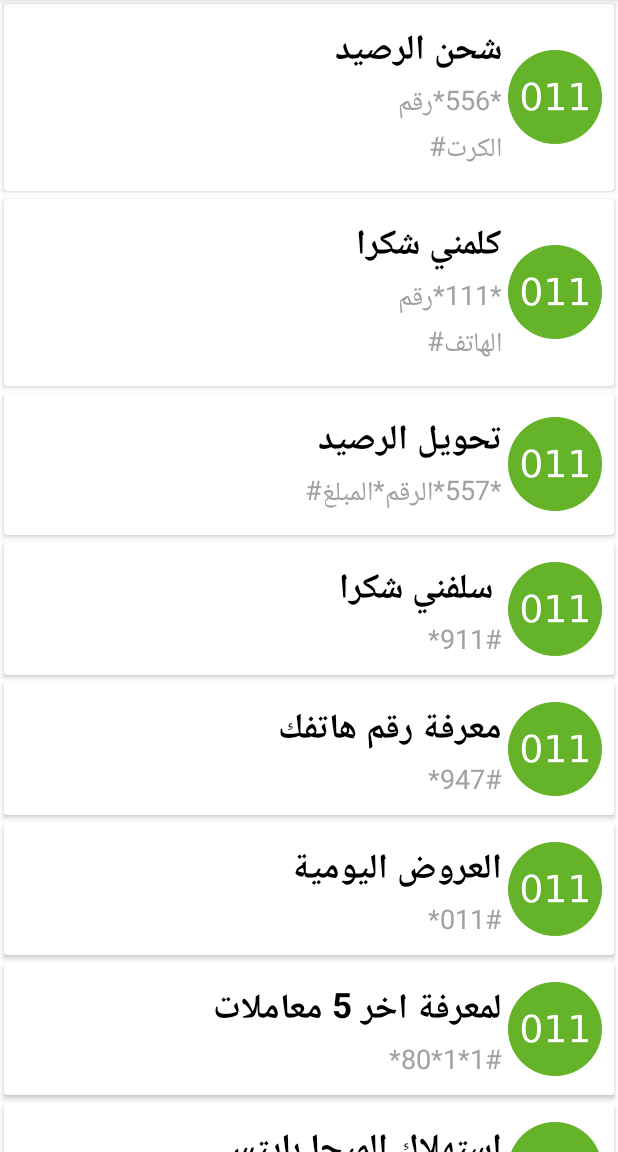
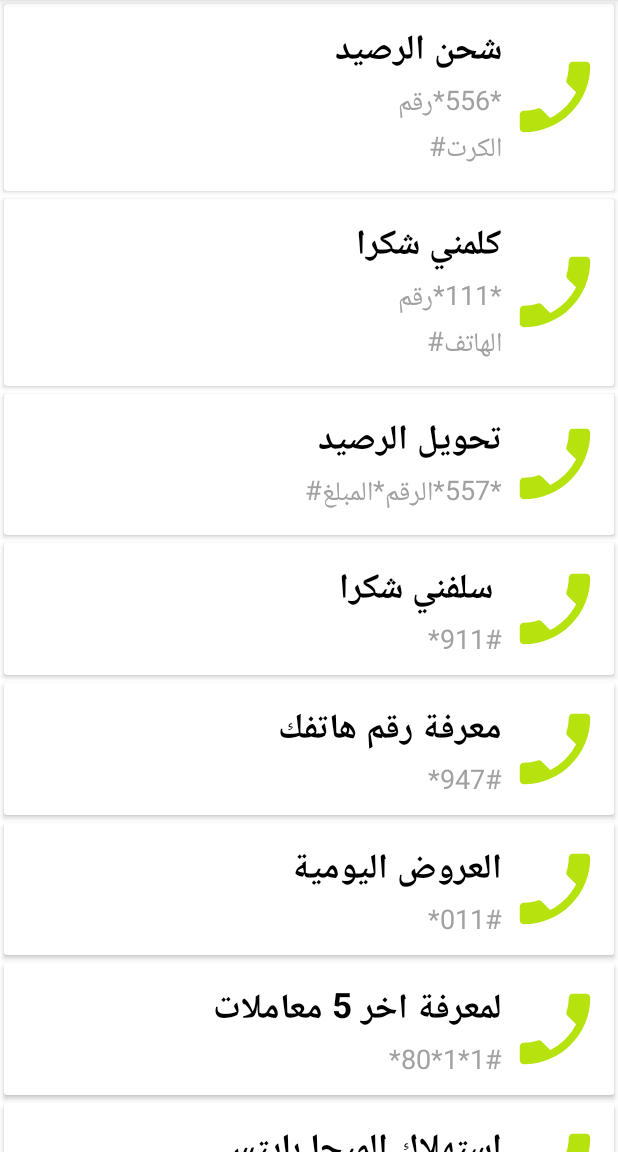
Before and after one commit to M4A28/Eg_Sim, an Android app: the screen it shows after launch (SceneActivity), after a tap on an icon or button, on a phone screen of 412 x 824 dp, the part 84-1236 px from its top. Run offline under Robolectric (Android 15) with nearby library versions, the phone set to English and light mode, and no system bars; our stand-ins replace sdp/ssp sizes.

Commit message:
fix some issue

```diff
--- a/app/src/main/java/com/mohammed/mosa/eg/egsim/activity/SceneActivity.java
+++ b/app/src/main/java/com/mohammed/mosa/eg/egsim/activity/SceneActivity.java
@@ -176,55 +176,55 @@ public class SceneActivity extends AppCompatActivity {
     // TODO: add more code
     private ArrayList<USSD> etsalatData() {
         ArrayList<USSD> USSDS = new ArrayList<>();
-        USSDS.add(new USSD("*556*رقم الكرت#", "شحن الرصيد", R.drawable.ic_011, K -> {
+        USSDS.add(new USSD("*556*رقم الكرت#", "شحن الرصيد", R.drawable.ic_phone_et, K -> {
                 ChargeDialogFragment chargeDialogFragment = ChargeDialogFragment.newInstance("*556*", MainActivity.ETISALAT);
                 chargeDialogFragment.show(getSupportFragmentManager(), null);}));
 
-        USSDS.add(new USSD("*111*رقم الهاتف#", "كلمني شكرا", R.drawable.ic_011, K -> {
+        USSDS.add(new USSD("*111*رقم الهاتف#", "كلمني شكرا", R.drawable.ic_phone_et, K -> {
                 CallMeFragment callMeFragment = CallMeFragment.newInstance(MainActivity.ETISALAT, "*111*");
                 callMeFragment.show(getSupportFragmentManager(), null);}));
 
-        USSDS.add(new USSD("*557*الرقم*المبلغ#", "تحويل الرصيد", R.drawable.ic_011, K -> {
+        USSDS.add(new USSD("*557*الرقم*المبلغ#", "تحويل الرصيد", R.drawable.ic_phone_et, K -> {
             TransformChargeFragment transformChargeFragment = TransformChargeFragment.newInstance(MainActivity.ETISALAT, "*557*");
             transformChargeFragment.show(getSupportFragmentManager(), null);}));
 
-        USSDS.add(new USSD("*911#", " سلفني شكرا", R.drawable.ic_011, ussdCall("*911#")));
+        USSDS.add(new USSD("*911#", " سلفني شكرا", R.drawable.ic_phone_et, ussdCall("*911#")));
 
-        USSDS.add(new USSD("*947#", "معرفة رقم هاتفك", R.drawable.ic_011, ussdCall("*947#")));
+        USSDS.add(new USSD("*947#", "معرفة رقم هاتفك", R.drawable.ic_phone_et, ussdCall("*947#")));
 
-        USSDS.add(new USSD("*011#", "العروض اليومية", R.drawable.ic_011, ussdCall("*011#")));
+        USSDS.add(new USSD("*011#", "العروض اليومية", R.drawable.ic_phone_et, ussdCall("*011#")));
 
-        USSDS.add(new USSD("*80*1*1#", "لمعرفة اخر 5 معاملات", R.drawable.ic_011, ussdCall("*80*1*1#")));
+        USSDS.add(new USSD("*80*1*1#", "لمعرفة اخر 5 معاملات", R.drawable.ic_phone_et, ussdCall("*80*1*1#")));
 
-        USSDS.add(new USSD("*558*5#", "استهلاك الميجا بايتس", R.drawable.ic_011, ussdCall("*558*5#")));
+        USSDS.add(new USSD("*558*5#", "استهلاك الميجا بايتس", R.drawable.ic_phone_et, ussdCall("*558*5#")));
 
-        USSDS.add(new USSD("*811#", "عروض اقوى كرت في مصر", R.drawable.ic_011, ussdCall("*811#")));
+        USSDS.add(new USSD("*811#", "عروض اقوى كرت في مصر", R.drawable.ic_phone_et, ussdCall("*811#")));
 
-        USSDS.add(new USSD("*2002#", "الديون التي عليك", R.drawable.ic_011, ussdCall("*2002#")));
+        USSDS.add(new USSD("*2002#", "الديون التي عليك", R.drawable.ic_phone_et, ussdCall("*2002#")));
 
-        USSDS.add(new USSD("*8888#", "معرفة الرصيد", R.drawable.ic_011, ussdCall("*8888#")));
+        USSDS.add(new USSD("*8888#", "معرفة الرصيد", R.drawable.ic_phone_et, ussdCall("*8888#")));
 
-        USSDS.add(new USSD("*838#", "معرفة الاستهلاك", R.drawable.ic_011, ussdCall("*838#")));
+        USSDS.add(new USSD("*838#", "معرفة الاستهلاك", R.drawable.ic_phone_et, ussdCall("*838#")));
 
-        USSDS.add(new USSD("*566#", "باقات الانترنت", R.drawable.ic_011, ussdCall("*566#")));
+        USSDS.add(new USSD("*566#", "باقات الانترنت", R.drawable.ic_phone_et, ussdCall("*566#")));
 
-        USSDS.add(new USSD("*689#", "باقات  المكالمات", R.drawable.ic_011, ussdCall("*689#")));
+        USSDS.add(new USSD("*689#", "باقات  المكالمات", R.drawable.ic_phone_et, ussdCall("*689#")));
 
-        USSDS.add(new USSD("*807#", "تجديد باقات  المكالمات", R.drawable.ic_011, ussdCall("*807#")));
+        USSDS.add(new USSD("*807#", "تجديد باقات  المكالمات", R.drawable.ic_phone_et, ussdCall("*807#")));
 
-        USSDS.add(new USSD("*770#", "التحويل لنظام الفاتورة", R.drawable.ic_011, ussdCall("*770#")));
+        USSDS.add(new USSD("*770#", "التحويل لنظام الفاتورة", R.drawable.ic_phone_et, ussdCall("*770#")));
 
-        USSDS.add(new USSD("*100#", "رسالة ضبط الانترنت", R.drawable.ic_011, ussdCall("*100#")));
+        USSDS.add(new USSD("*100#", "رسالة ضبط الانترنت", R.drawable.ic_phone_et, ussdCall("*100#")));
 
-        USSDS.add(new USSD("0235346333", "خدمة العملاء من الخط الارضي", R.drawable.ic_011, ussdCall("0235346333")));
+        USSDS.add(new USSD("0235346333", "خدمة العملاء من الخط الارضي", R.drawable.ic_phone_et, ussdCall("0235346333")));
 
-        USSDS.add(new USSD("500", "معرفة رمز PUK", R.drawable.ic_011,ussdCall("500")));
+        USSDS.add(new USSD("500", "معرفة رمز PUK", R.drawable.ic_phone_et,ussdCall("500")));
 
-        USSDS.add(new USSD("555", "معرفة نظام خطك", R.drawable.ic_011, ussdCall("555")));
+        USSDS.add(new USSD("555", "معرفة نظام خطك", R.drawable.ic_phone_et, ussdCall("555")));
 
-        USSDS.add(new USSD("525", "تغير النظام", R.drawable.ic_011, ussdCall("525")));
+        USSDS.add(new USSD("525", "تغير النظام", R.drawable.ic_phone_et, ussdCall("525")));
 
-        USSDS.add(new USSD("333", "خدمة العملاء", R.drawable.ic_011, ussdCall("333")));
+        USSDS.add(new USSD("333", "خدمة العملاء", R.drawable.ic_phone_et, ussdCall("333")));
 
         return USSDS;
 
@@ -235,35 +235,35 @@ public class SceneActivity extends AppCompatActivity {
         ArrayList<USSD> USSDS = new ArrayList<>();
 
         // TODO
-        USSDS.add(new USSD("*555*رقم الكرت#", "شحن الرصيد", R.drawable.ic_015,  K -> {
+        USSDS.add(new USSD("*555*رقم الكرت#", "شحن الرصيد", R.drawable.ic_phone_we, K -> {
             ChargeDialogFragment chargeDialogFragment = ChargeDialogFragment.newInstance("*555*", MainActivity.WE);
             chargeDialogFragment.show(getSupportFragmentManager(), null);}));
 
-        USSDS.add(new USSD("*515*رقم الهاتف#", "كلمني شكرا", R.drawable.ic_015, K -> {
+        USSDS.add(new USSD("*515*رقم الهاتف#", "كلمني شكرا", R.drawable.ic_phone_we, K -> {
             CallMeFragment callMeFragment = CallMeFragment.newInstance(MainActivity.WE, "*515*");
             callMeFragment.show(getSupportFragmentManager(), null);}));
 
-        USSDS.add(new USSD("*504#", "سلفني شكرا", R.drawable.ic_015, ussdCall("*504#")));
+        USSDS.add(new USSD("*504#", "سلفني شكرا", R.drawable.ic_phone_we, ussdCall("*504#")));
 
-        USSDS.add(new USSD("*323*رقم الهاتف*المبلغ#", "تحويل الرصيد", R.drawable.ic_015, K -> {
+        USSDS.add(new USSD("*323*رقم الهاتف*المبلغ#", "تحويل الرصيد", R.drawable.ic_phone_we, K -> {
             TransformChargeFragment transformChargeFragment = TransformChargeFragment.newInstance(MainActivity.WE, "*323*");
             transformChargeFragment.show(getSupportFragmentManager(), null);}));
 
-        USSDS.add(new USSD("*688#", "معرفة رقم هاتفك", R.drawable.ic_015, ussdCall("*688#")));
+        USSDS.add(new USSD("*688#", "معرفة رقم هاتفك", R.drawable.ic_phone_we, ussdCall("*688#")));
 
-        USSDS.add(new USSD("*550#", "معرفة الرصيد", R.drawable.ic_015, ussdCall("*550#")));
+        USSDS.add(new USSD("*550#", "معرفة الرصيد", R.drawable.ic_phone_we, ussdCall("*550#")));
 
-        USSDS.add(new USSD("*999#", "باقات و خدمات الانترنت", R.drawable.ic_015, ussdCall("*999#")));
+        USSDS.add(new USSD("*999#", "باقات و خدمات الانترنت", R.drawable.ic_phone_we, ussdCall("*999#")));
 
-        USSDS.add(new USSD("*600*6#", "اضافة رقم للمفضلة", R.drawable.ic_015, ussdCall("*600*6#")));
+        USSDS.add(new USSD("*600*6#", "اضافة رقم للمفضلة", R.drawable.ic_phone_we, ussdCall("*600*6#")));
 
-        USSDS.add(new USSD("*800#", "حظر الارقام المزعجة", R.drawable.ic_015, ussdCall("*800#")));
+        USSDS.add(new USSD("*800#", "حظر الارقام المزعجة", R.drawable.ic_phone_we, ussdCall("*800#")));
 
-        USSDS.add(new USSD("19777", "خدمة العملاء DSL", R.drawable.ic_015, ussdCall("19777")));
+        USSDS.add(new USSD("19777", "خدمة العملاء DSL", R.drawable.ic_phone_we, ussdCall("19777")));
 
-        USSDS.add(new USSD("111", "رسالة الضبط", R.drawable.ic_015, ussdCall("111")));
+        USSDS.add(new USSD("111", "رسالة الضبط", R.drawable.ic_phone_we, ussdCall("111")));
 
-        USSDS.add(new USSD("111", "خدمة العملاء", R.drawable.ic_015, ussdCall("111")));
+        USSDS.add(new USSD("111", "خدمة العملاء", R.drawable.ic_phone_we, ussdCall("111")));
 
         return USSDS;
     }
@@ -272,43 +272,43 @@ public class SceneActivity extends AppCompatActivity {
     private ArrayList<USSD> vodafoneData() {
         ArrayList<USSD> USSDS = new ArrayList<>();
         // TODO
-        USSDS.add(new USSD("*858*رقم الكرت#", "شحن الرصيد", R.drawable.ic_010,  K -> {
+        USSDS.add(new USSD("*858*رقم الكرت#", "شحن الرصيد", R.drawable.ic_phone_vf, K -> {
             ChargeDialogFragment chargeDialogFragment = ChargeDialogFragment.newInstance("*858*", "vodafone");
             chargeDialogFragment.show(getSupportFragmentManager(), null);}));
 
-        USSDS.add(new USSD("*505*رقم الهاتف#", "كلمني شكرا(فودفون)", R.drawable.ic_010, K -> {
+        USSDS.add(new USSD("*505*رقم الهاتف#", "كلمني شكرا(فودفون)", R.drawable.ic_phone_vf, K -> {
             CallMeFragment callMeFragment = CallMeFragment.newInstance(MainActivity.VODAFONE, "*505*");
             callMeFragment.show(getSupportFragmentManager(), null);}));
 
-        USSDS.add(new USSD("*506*رقم الهاتف#", "كلمني شكرا(بقية الشبكات)", R.drawable.ic_010, K -> {
+        USSDS.add(new USSD("*506*رقم الهاتف#", "كلمني شكرا(بقية الشبكات)", R.drawable.ic_phone_vf, K -> {
             CallMeFragment callMeFragment = CallMeFragment.newInstance(MainActivity.VODAFONE, "*506*");
             callMeFragment.show(getSupportFragmentManager(), null);}));
 
-        USSDS.add(new USSD("*868*رقم الهاتف*المبلغ#", "تحويل الرصيد", R.drawable.ic_010, K -> {
+        USSDS.add(new USSD("*868*رقم الهاتف*المبلغ#", "تحويل الرصيد", R.drawable.ic_phone_vf, K -> {
             TransformChargeFragment transformChargeFragment = TransformChargeFragment.newInstance(MainActivity.VODAFONE, "*868*2*");
             transformChargeFragment.show(getSupportFragmentManager(), null);}));
 
-        USSDS.add(new USSD("*868*3#", "سلفني شكرا", R.drawable.ic_010, ussdCall("*868*3#")));
+        USSDS.add(new USSD("*868*3#", "سلفني شكرا", R.drawable.ic_phone_vf, ussdCall("*868*3#")));
 
-        USSDS.add(new USSD("*878#", "معرفة رقم هاتفك", R.drawable.ic_010, ussdCall("*878#")));
+        USSDS.add(new USSD("*878#", "معرفة رقم هاتفك", R.drawable.ic_phone_vf, ussdCall("*878#")));
 
-        USSDS.add(new USSD("*868*1#", "معرفة الرصيد", R.drawable.ic_010,ussdCall("*868*1#")));
+        USSDS.add(new USSD("*868*1#", "معرفة الرصيد", R.drawable.ic_phone_vf,ussdCall("*868*1#")));
 
-        USSDS.add(new USSD("*888*رقم الهاتف#", "معرفة رقم PUK", R.drawable.ic_010, K -> {
+        USSDS.add(new USSD("*888*رقم الهاتف#", "معرفة رقم PUK", R.drawable.ic_phone_vf, K -> {
             PUKFragment pukFragment = PUKFragment.newInstance(MainActivity.VODAFONE, "*888*");
             pukFragment.show(getSupportFragmentManager(), null);}));
 
-        USSDS.add(new USSD("*60#", "الاستعلام عن الفليكسات", R.drawable.ic_010,ussdCall("*60#")));
+        USSDS.add(new USSD("*60#", "الاستعلام عن الفليكسات", R.drawable.ic_phone_vf,ussdCall("*60#")));
 
-        USSDS.add(new USSD("*225#", "لتجديد باقة المكالمات", R.drawable.ic_010, ussdCall("*225#")));
+        USSDS.add(new USSD("*225#", "لتجديد باقة المكالمات", R.drawable.ic_phone_vf, ussdCall("*225#")));
 
-        USSDS.add(new USSD("*818*2#", "لمعرفة نقاط فودفون", R.drawable.ic_010, ussdCall("*818*2#")));
+        USSDS.add(new USSD("*818*2#", "لمعرفة نقاط فودفون", R.drawable.ic_phone_vf, ussdCall("*818*2#")));
 
-        USSDS.add(new USSD("*550*0#", "الغاء الكول تون", R.drawable.ic_010, ussdCall("*550*0#")));
+        USSDS.add(new USSD("*550*0#", "الغاء الكول تون", R.drawable.ic_phone_vf, ussdCall("*550*0#")));
 
-        USSDS.add(new USSD("*9*5#", "تشغيل خدمة فودفون كاش", R.drawable.ic_010, ussdCall("*9*5#")));
+        USSDS.add(new USSD("*9*5#", "تشغيل خدمة فودفون كاش", R.drawable.ic_phone_vf, ussdCall("*9*5#")));
 
-        USSDS.add(new USSD("888", "خدمة العملاء", R.drawable.ic_010, ussdCall("888")));
+        USSDS.add(new USSD("888", "خدمة العملاء", R.drawable.ic_phone_vf, ussdCall("888")));
 
         return USSDS;
     }
@@ -317,37 +317,37 @@ public class SceneActivity extends AppCompatActivity {
     private ArrayList<USSD> orangeData() {
         ArrayList<USSD> USSDS = new ArrayList<>();
 
-        USSDS.add(new USSD("#102#*رقم الكرت#", "شحن الرصيد", R.drawable.ic_012, K -> {
+        USSDS.add(new USSD("#102#*رقم الكرت#", "شحن الرصيد", R.drawable.ic_phone_orange, K -> {
             ChargeDialogFragment chargeDialogFragment = ChargeDialogFragment.newInstance("#102#*", MainActivity.ORANGE);
             chargeDialogFragment.show(getSupportFragmentManager(), null);}));
 
-        USSDS.add(new USSD("#121*رقم الهاتف#", "كلمني شكرا", R.drawable.ic_012, K -> {
+        USSDS.add(new USSD("#121*رقم الهاتف#", "كلمني شكرا", R.drawable.ic_phone_orange, K -> {
             CallMeFragment callMeFragment = CallMeFragment.newInstance(MainActivity.ORANGE, "#121*");
             callMeFragment.show(getSupportFragmentManager(), null);}));
 
-        USSDS.add(new USSD("#100#2#", "سلفني شكرا", R.drawable.ic_012, ussdCall("#100#2#")));
+        USSDS.add(new USSD("#100#2#", "سلفني شكرا", R.drawable.ic_phone_orange, ussdCall("#100#2#")));
 
-        USSDS.add(new USSD("#119#", "معرفة رقم هاتفك", R.drawable.ic_012, ussdCall("#119#")));
+        USSDS.add(new USSD("#119#", "معرفة رقم هاتفك", R.drawable.ic_phone_orange, ussdCall("#119#")));
 
-        USSDS.add(new USSD("#100#3#", "معرفة الرصيد", R.drawable.ic_012, ussdCall("#100#3#")));
+        USSDS.add(new USSD("#100#3#", "معرفة الرصيد", R.drawable.ic_phone_orange, ussdCall("#100#3#")));
 
-        USSDS.add(new USSD("#100#2#", "تحويل الرصيد", R.drawable.ic_012, ussdCall("#100#2#")));
+        USSDS.add(new USSD("#100#2#", "تحويل الرصيد", R.drawable.ic_phone_orange, ussdCall("#100#2#")));
 
-        USSDS.add(new USSD("#12#", "العروض اليومية", R.drawable.ic_012, ussdCall("#12#")));
+        USSDS.add(new USSD("#12#", "العروض اليومية", R.drawable.ic_phone_orange, ussdCall("#12#")));
 
-        USSDS.add(new USSD("#100#", "باقة GO الشهرية", R.drawable.ic_012, ussdCall("#100#")));
+        USSDS.add(new USSD("#100#", "باقة GO الشهرية", R.drawable.ic_phone_orange, ussdCall("#100#")));
 
-        USSDS.add(new USSD("#100#2#", "حظر الارقام المزعجة", R.drawable.ic_012, ussdCall("#100#2#")));
+        USSDS.add(new USSD("#100#2#", "حظر الارقام المزعجة", R.drawable.ic_phone_orange, ussdCall("#100#2#")));
 
-        USSDS.add(new USSD("999", "الغاء الكول تون", R.drawable.ic_012, ussdSend("إلغاء", "999")));
+        USSDS.add(new USSD("999", "الغاء الكول تون", R.drawable.ic_phone_orange, ussdSend("إلغاء", "999")));
 
-        USSDS.add(new USSD("600", "رسالة الضبط", R.drawable.ic_012, ussdSend(" ", "600")));
+        USSDS.add(new USSD("600", "رسالة الضبط", R.drawable.ic_phone_orange, ussdSend(" ", "600")));
 
-        USSDS.add(new USSD("115", "خدمة العملاء اورنج كاش", R.drawable.ic_012, ussdCall("115")));
+        USSDS.add(new USSD("115", "خدمة العملاء اورنج كاش", R.drawable.ic_phone_orange, ussdCall("115")));
 
-        USSDS.add(new USSD("110", "خدمة العملاء", R.drawable.ic_012, ussdCall("110")));
+        USSDS.add(new USSD("110", "خدمة العملاء", R.drawable.ic_phone_orange, ussdCall("110")));
 
-        USSDS.add(new USSD("16333", "خدمة العملاء DSL", R.drawable.ic_012, ussdCall("16333")));
+        USSDS.add(new USSD("16333", "خدمة العملاء DSL", R.drawable.ic_phone_orange, ussdCall("16333")));
         return USSDS;
     }
 
--- a/app/src/main/java/com/mohammed/mosa/eg/egsim/fragments/ChargeDialogFragment.java
+++ b/app/src/main/java/com/mohammed/mosa/eg/egsim/fragments/ChargeDialogFragment.java
@@ -54,8 +54,8 @@ public class ChargeDialogFragment extends DialogFragment {
         customizeDialog(com);
         binding.btnCharg.setOnClickListener(view -> {
             String cardNumber = binding.etCardNumber.getText().toString();
-            if(cardNumber.isEmpty() || cardNumber.length() <= 11)
-                Toast.makeText(view.getContext(), "الرجاء ادخال رقم صحيح", Toast.LENGTH_SHORT).show();
+            if(cardNumber.isEmpty() || cardNumber.length() < 11)
+                Toast.makeText(getActivity().getApplicationContext(), "الرجاء ادخال رقم صحيح", Toast.LENGTH_SHORT).show();
             else
                 tellCode(ussd + cardNumber + "#", view.getContext());
         });
--- a/app/src/main/java/com/mohammed/mosa/eg/egsim/fragments/TransformChargeFragment.java
+++ b/app/src/main/java/com/mohammed/mosa/eg/egsim/fragments/TransformChargeFragment.java
@@ -83,7 +83,7 @@ public class TransformChargeFragment extends DialogFragment {
             else if(phone.length() < 11)
                 Toast.makeText(getContext(), "الرجاء ادخال رقم صحيح", Toast.LENGTH_SHORT).show();
             else {
-                tellCode(ussd + phone + "*" + money +  "#", view.getContext());
+                tellCode(ussd + phone + "*" + money +  "#", getContext());
             }
         });
         binding.ivContcat.setOnClickListener(view -> {
--- /dev/null
+++ b/app/src/main/res/drawable/ic_phone.xml
@@ -0,0 +1,5 @@
+<vector android:alpha="0.95" android:height="24dp"
+    android:tint="#585858" android:viewportHeight="24"
+    android:viewportWidth="24" android:width="24dp" xmlns:android="http://schemas.android.com/apk/res/android">
+    <path android:fillColor="@android:color/white" android:pathData="M17.38,10.79l-2.2,-2.2c-0.28,-0.28 -0.36,-0.67 -0.25,-1.02 0.37,-1.12 0.57,-2.32 0.57,-3.57 0,-0.55 0.45,-1 1,-1H20c0.55,0 1,0.45 1,1 0,9.39 -7.61,17 -17,17 -0.55,0 -1,-0.45 -1,-1v-3.49c0,-0.55 0.45,-1 1,-1 1.24,0 2.45,-0.2 3.57,-0.57 0.35,-0.12 0.75,-0.03 1.02,0.24l2.2,2.2c2.83,-1.45 5.15,-3.76 6.59,-6.59z"/>
+</vector>
--- /dev/null
+++ b/app/src/main/res/drawable/ic_phone_et.xml
@@ -0,0 +1,5 @@
+<vector android:alpha="0.95" android:height="24dp"
+    android:tint="@color/etisalat_light" android:viewportHeight="24"
+    android:viewportWidth="24" android:width="24dp" xmlns:android="http://schemas.android.com/apk/res/android">
+    <path android:fillColor="@android:color/white" android:pathData="M17.38,10.79l-2.2,-2.2c-0.28,-0.28 -0.36,-0.67 -0.25,-1.02 0.37,-1.12 0.57,-2.32 0.57,-3.57 0,-0.55 0.45,-1 1,-1H20c0.55,0 1,0.45 1,1 0,9.39 -7.61,17 -17,17 -0.55,0 -1,-0.45 -1,-1v-3.49c0,-0.55 0.45,-1 1,-1 1.24,0 2.45,-0.2 3.57,-0.57 0.35,-0.12 0.75,-0.03 1.02,0.24l2.2,2.2c2.83,-1.45 5.15,-3.76 6.59,-6.59z"/>
+</vector>
--- /dev/null
+++ b/app/src/main/res/drawable/ic_phone_orange.xml
@@ -0,0 +1,5 @@
+<vector android:alpha="0.95" android:height="24dp"
+    android:tint="@color/orange" android:viewportHeight="24"
+    android:viewportWidth="24" android:width="24dp" xmlns:android="http://schemas.android.com/apk/res/android">
+    <path android:fillColor="@android:color/white" android:pathData="M17.38,10.79l-2.2,-2.2c-0.28,-0.28 -0.36,-0.67 -0.25,-1.02 0.37,-1.12 0.57,-2.32 0.57,-3.57 0,-0.55 0.45,-1 1,-1H20c0.55,0 1,0.45 1,1 0,9.39 -7.61,17 -17,17 -0.55,0 -1,-0.45 -1,-1v-3.49c0,-0.55 0.45,-1 1,-1 1.24,0 2.45,-0.2 3.57,-0.57 0.35,-0.12 0.75,-0.03 1.02,0.24l2.2,2.2c2.83,-1.45 5.15,-3.76 6.59,-6.59z"/>
+</vector>
--- /dev/null
+++ b/app/src/main/res/drawable/ic_phone_vf.xml
@@ -0,0 +1,5 @@
+<vector android:alpha="0.95" android:height="24dp"
+    android:tint="@color/vodafone" android:viewportHeight="24"
+    android:viewportWidth="24" android:width="24dp" xmlns:android="http://schemas.android.com/apk/res/android">
+    <path android:fillColor="@android:color/white" android:pathData="M17.38,10.79l-2.2,-2.2c-0.28,-0.28 -0.36,-0.67 -0.25,-1.02 0.37,-1.12 0.57,-2.32 0.57,-3.57 0,-0.55 0.45,-1 1,-1H20c0.55,0 1,0.45 1,1 0,9.39 -7.61,17 -17,17 -0.55,0 -1,-0.45 -1,-1v-3.49c0,-0.55 0.45,-1 1,-1 1.24,0 2.45,-0.2 3.57,-0.57 0.35,-0.12 0.75,-0.03 1.02,0.24l2.2,2.2c2.83,-1.45 5.15,-3.76 6.59,-6.59z"/>
+</vector>
--- /dev/null
+++ b/app/src/main/res/drawable/ic_phone_we.xml
@@ -0,0 +1,5 @@
+<vector android:alpha="0.95" android:height="24dp"
+    android:tint="@color/we" android:viewportHeight="24"
+    android:viewportWidth="24" android:width="24dp" xmlns:android="http://schemas.android.com/apk/res/android">
+    <path android:fillColor="@android:color/white" android:pathData="M17.38,10.79l-2.2,-2.2c-0.28,-0.28 -0.36,-0.67 -0.25,-1.02 0.37,-1.12 0.57,-2.32 0.57,-3.57 0,-0.55 0.45,-1 1,-1H20c0.55,0 1,0.45 1,1 0,9.39 -7.61,17 -17,17 -0.55,0 -1,-0.45 -1,-1v-3.49c0,-0.55 0.45,-1 1,-1 1.24,0 2.45,-0.2 3.57,-0.57 0.35,-0.12 0.75,-0.03 1.02,0.24l2.2,2.2c2.83,-1.45 5.15,-3.76 6.59,-6.59z"/>
+</vector>
--- /dev/null
+++ b/app/src/main/res/drawable/ic_sms.xml
@@ -0,0 +1,5 @@
+<vector android:alpha="0.95" android:height="24dp"
+    android:tint="#3BD883" android:viewportHeight="24"
+    android:viewportWidth="24" android:width="24dp" xmlns:android="http://schemas.android.com/apk/res/android">
+    <path android:fillColor="@android:color/white" android:pathData="M20,2L4,2c-1.1,0 -1.99,0.9 -1.99,2L2,22l4,-4h14c1.1,0 2,-0.9 2,-2L22,4c0,-1.1 -0.9,-2 -2,-2zM9,11L7,11L7,9h2v2zM13,11h-2L11,9h2v2zM17,11h-2L15,9h2v2z"/>
+</vector>
--- a/app/src/main/res/layout/code_item_layout.xml
+++ b/app/src/main/res/layout/code_item_layout.xml
@@ -49,7 +49,7 @@
             android:id="@+id/iv_side_image"
             android:layout_width="@dimen/_48sdp"
             android:layout_height="@dimen/_48sdp"
-            android:src="@drawable/ic_015"
+            android:src="@drawable/ic_phone_we"
             android:layout_gravity="center"/>
 
     </LinearLayout>
--- a/app/src/main/res/values/colors.xml
+++ b/app/src/main/res/values/colors.xml
@@ -5,6 +5,9 @@
 
     <color name="etisalat_light">#b2e200</color>
     <color name="etisalat_dark">#65b329</color>
+    <color name="we">#FF6200EE</color>
+    <color name="vodafone">#ee3023</color>
+    <color name="orange">#FF6600</color>
     <color name="red">#EF5350</color>
     <color name="yellow">#FFCA28</color>
     <color name="primary">#2196F3</color>
```
Also changed, not shown: app/src/main/java/com/mohammed/mosa/eg/egsim/activity/MainActivity.java (+10 -5 lines), app/src/main/res/drawable/ic_010.png (deleted), app/src/main/res/drawable/ic_011.png (deleted), app/src/main/res/drawable/ic_012.png (deleted), app/src/main/res/drawable/ic_015.png (deleted), app/src/main/res/drawable/ic_firecar.png (deleted), app/src/main/res/drawable/ic_nowatet.png (deleted).
